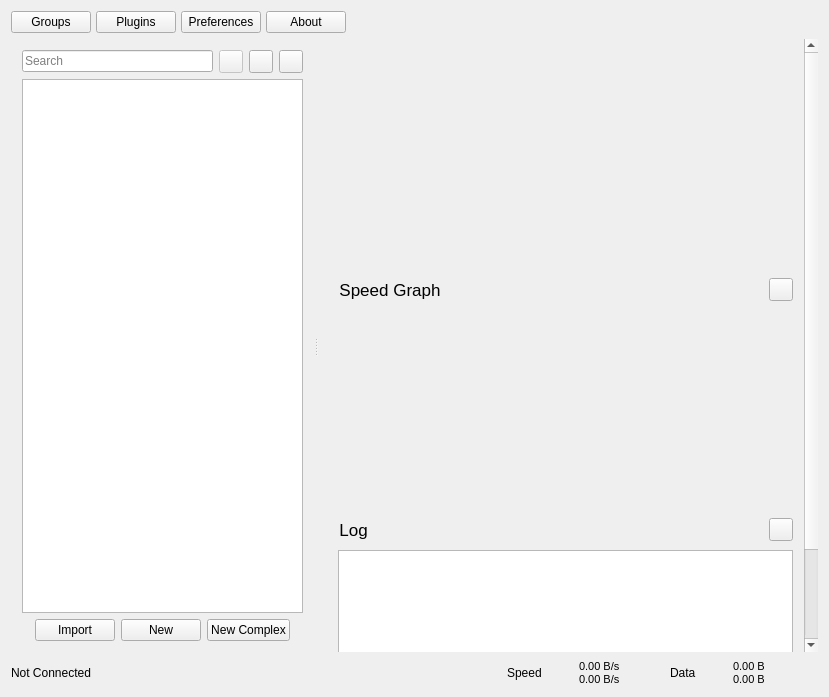
The window that src/ui/windows/w_MainWindow.ui (Wpenga/QvPersonal) describes before a commit, drawn with Qt 5.
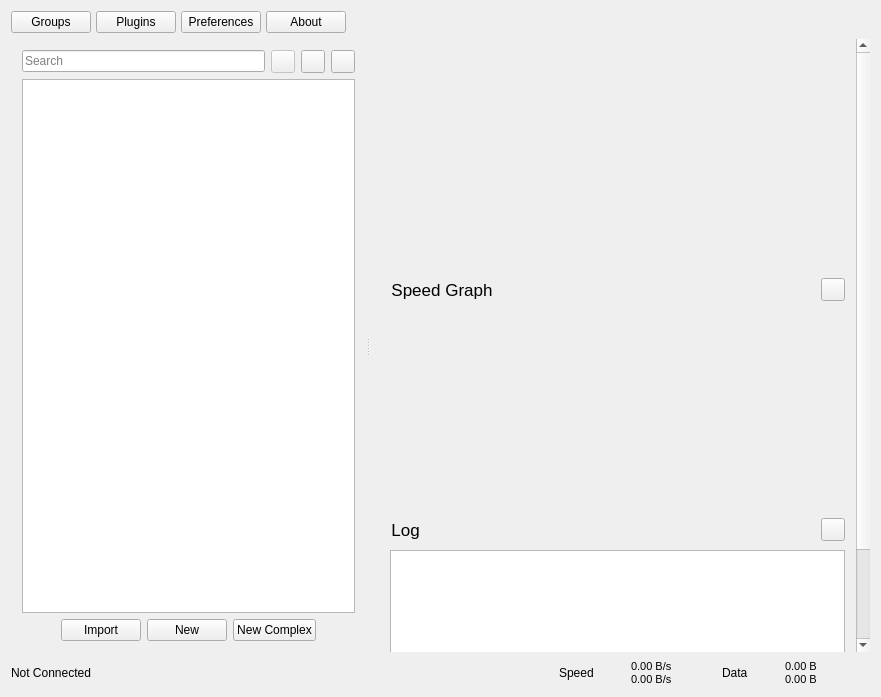
The same window after the commit. Icons and pictures are not drawn.

Commit message: + make Main Window larger

Patch:
```diff
--- a/src/ui/windows/w_MainWindow.ui
+++ b/src/ui/windows/w_MainWindow.ui
@@ -6,7 +6,7 @@
    <rect>
     <x>0</x>
     <y>0</y>
-    <width>829</width>
+    <width>881</width>
     <height>697</height>
    </rect>
   </property>
@@ -431,12 +431,6 @@
       </property>
       <item>
        <widget class="QLabel" name="connetionStatusLabel">
-        <property name="minimumSize">
-         <size>
-          <width>300</width>
-          <height>0</height>
-         </size>
-        </property>
         <property name="text">
          <string>Not Connected</string>
         </property>
```
